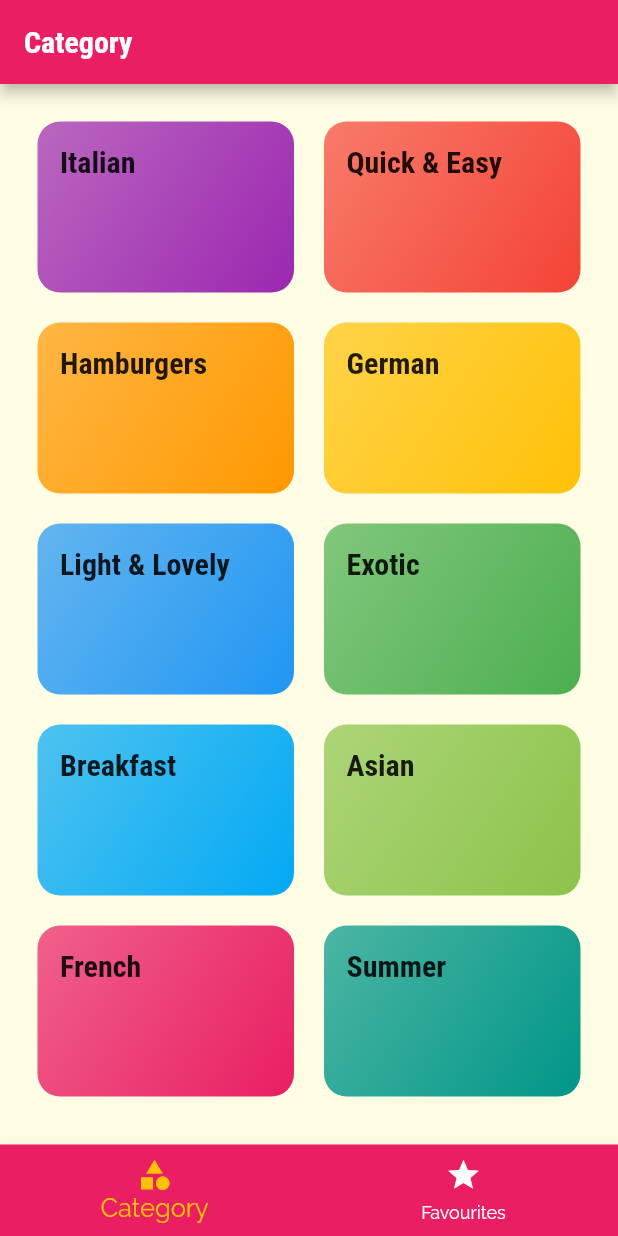
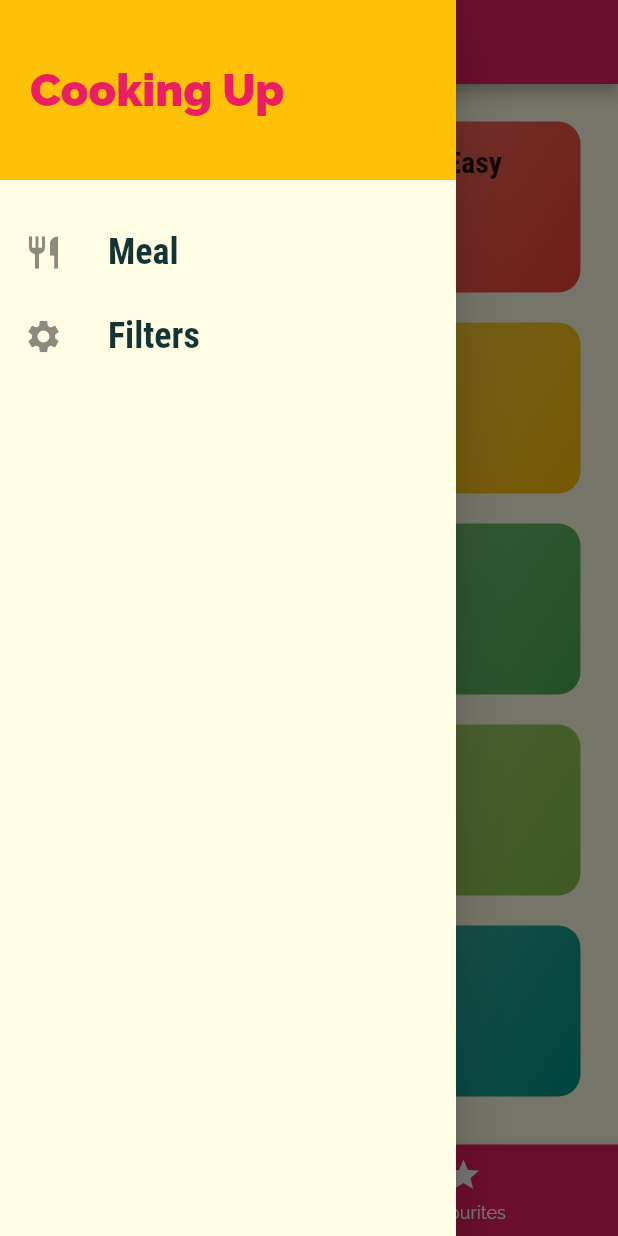
Before and after one commit to MariamGad/meals_app, a Flutter app: the screen it shows after launch, with the side drawer open (before the commit the screen has no drawer), on a phone screen of 412 x 824 dp. Run offline on Flutter 3.47's test engine with Material 2 defaults, Android fonts, the phone set to English and light mode, and no system bars.

Commit message:
adding a custom drawer

```diff
--- a/lib/screens/tabs_screen.dart
+++ b/lib/screens/tabs_screen.dart
@@ -1,4 +1,5 @@
 import 'package:flutter/material.dart';
+import '../widgets/main_drawer.dart';
 import 'categories_screen.dart';
 import 'favourites_screen.dart';
 
@@ -33,6 +34,7 @@ class _TabsScreenState extends State<TabsScreen> {
       appBar: AppBar(
         title: _page[_selectedPageIndex]['title'],
       ),
+      drawer: MainDrawer(),
       body: _page[_selectedPageIndex]['page'],
       bottomNavigationBar: BottomNavigationBar(
         backgroundColor: Theme.of(context).primaryColor,
--- /dev/null
+++ b/lib/widgets/main_drawer.dart
@@ -0,0 +1,53 @@
+import 'package:flutter/material.dart';
+
+class MainDrawer extends StatelessWidget {
+  const MainDrawer({Key? key}) : super(key: key);
+
+  Widget buildListTitle(IconData icon, String text) {
+    return ListTile(
+      leading: Icon(
+        icon,
+        size: 26,
+      ),
+      title: Text(
+        text,
+        style: TextStyle(
+          fontSize: 24,
+          fontFamily: 'RobotoCondensed',
+          fontWeight: FontWeight.bold,
+        ),
+      ),
+      onTap: () {},
+    );
+  }
+
+  @override
+  Widget build(BuildContext context) {
+    return Drawer(
+      child: Column(
+        children: [
+          Container(
+            height: 120.0,
+            width: double.infinity,
+            padding: EdgeInsets.all(20),
+            alignment: Alignment.centerLeft,
+            color: Theme.of(context).accentColor,
+            child: Text(
+              'Cooking Up',
+              style: TextStyle(
+                color: Theme.of(context).primaryColor,
+                fontSize: 30.0,
+                fontWeight: FontWeight.w900,
+              ),
+            ),
+          ),
+          SizedBox(
+            height: 20,
+          ),
+          buildListTitle(Icons.restaurant, 'Meal'),
+          buildListTitle(Icons.settings, 'Filters'),
+        ],
+      ),
+    );
+  }
+}
```
